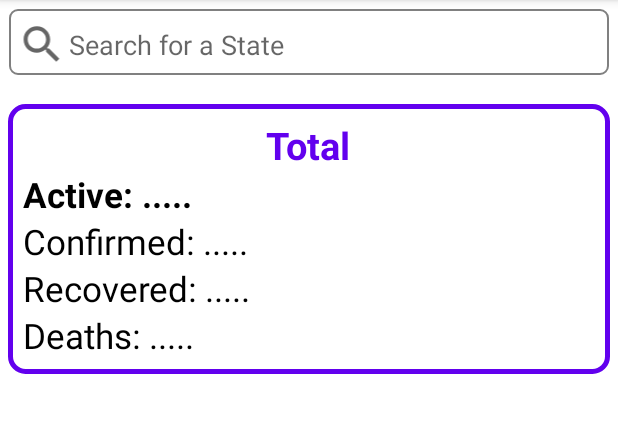
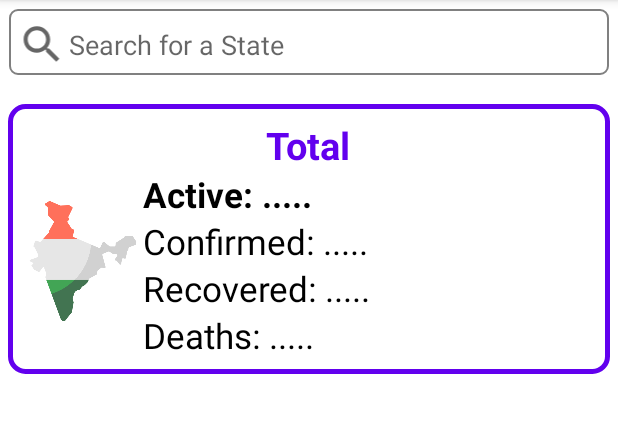
Before and after one commit to epraneeth98/Covid-Cases-Data, an Android app: the screen it shows after launch (MainActivity), on a phone screen of 412 x 824 dp, the part 84-517 px from its top. Run offline under Robolectric (Android 15) with nearby library versions, the phone set to English and light mode, and no system bars; network calls fail; 1 statement that could not run was skipped.

Commit message:
Added code to show India map

```diff
--- a/app/build.gradle
+++ b/app/build.gradle
@@ -112,4 +112,8 @@ dependencies {
     implementation 'com.squareup.okhttp3:logging-interceptor:4.9.1'
     implementation "org.jetbrains.kotlinx:kotlinx-coroutines-android:1.4.3"
 
+    //volley
+    implementation "com.android.volley:volley:1.1.1"
+
+
 }
--- a/app/src/main/java/com/example/covidcasesdata/classes/MainActivity.kt
+++ b/app/src/main/java/com/example/covidcasesdata/classes/MainActivity.kt
@@ -1,5 +1,6 @@
 package com.example.covidcasesdata.classes
 
+import android.R
 import android.annotation.SuppressLint
 import android.content.Intent
 import android.os.Bundle
@@ -12,7 +13,6 @@ import androidx.lifecycle.ViewModelProvider
 import androidx.recyclerview.widget.DividerItemDecoration
 import androidx.recyclerview.widget.LinearLayoutManager
 import androidx.recyclerview.widget.RecyclerView
-import com.example.covidcasesdata.R
 import com.example.covidcasesdata.adapters.IndiaDayWiseAdapter
 import com.example.covidcasesdata.databinding.ActivityMainBinding
 import com.example.covidcasesdata.models.IndiaPerDay
@@ -36,6 +36,7 @@ class MainActivity : AppCompatActivity(), AdapterView.OnItemClickListener {
         binding = ActivityMainBinding.inflate(layoutInflater)
         val view = binding.root
         setContentView(view)
+
 
         AppCompatDelegate.setDefaultNightMode(AppCompatDelegate.MODE_NIGHT_NO);
         init()
--- a/app/src/main/res/layout/activity_main.xml
+++ b/app/src/main/res/layout/activity_main.xml
@@ -59,11 +59,28 @@
                 android:textSize="25sp"
                 android:textStyle="bold" />
 
+            <LinearLayout
+                android:layout_width="match_parent"
+                android:layout_height="wrap_content"
+                android:orientation="horizontal">
+
+                <ImageView
+                    android:id="@+id/india_map"
+                    android:layout_width="80dp"
+                    android:layout_height="80dp"
+                    android:layout_marginTop="20dp"
+                    android:src="@drawable/india_map" />
+
+                <LinearLayout
+                    android:layout_width="wrap_content"
+                    android:layout_height="wrap_content"
+                    android:orientation="vertical">
+
                     <TextView
                         android:id="@+id/tv_total_india_active"
-                android:layout_width="match_parent"
+                        android:layout_width="wrap_content"
                         android:layout_height="wrap_content"
-                android:layout_gravity="center"
+                        android:layout_gravity="left"
                         android:text="Active: ....."
                         android:textColor="@color/black"
                         android:textSize="23sp"
@@ -71,31 +88,32 @@
 
                     <TextView
                         android:id="@+id/tv_total_india_confirmed"
-                android:layout_width="match_parent"
+                        android:layout_width="wrap_content"
                         android:layout_height="wrap_content"
-                android:layout_gravity="center"
+                        android:layout_gravity="left"
                         android:text="Confirmed: ....."
                         android:textColor="@color/black"
                         android:textSize="23sp" />
 
                     <TextView
                         android:id="@+id/tv_total_india_recovered"
-                android:layout_width="match_parent"
+                        android:layout_width="wrap_content"
                         android:layout_height="wrap_content"
-                android:layout_gravity="center"
+                        android:layout_gravity="left"
                         android:text="Recovered: ....."
                         android:textColor="@color/black"
                         android:textSize="23sp" />
 
                     <TextView
                         android:id="@+id/tv_total_india_deceased"
-                android:layout_width="match_parent"
+                        android:layout_width="wrap_content"
                         android:layout_height="wrap_content"
-                android:layout_gravity="center"
+                        android:layout_gravity="left"
                         android:text="Deaths: ....."
                         android:textColor="@color/black"
                         android:textSize="23sp" />
                 </LinearLayout>
-
+            </LinearLayout>
+        </LinearLayout>
     </LinearLayout>
 </ScrollView>
--- a/app/src/main/res/layout/activity_state_data2.xml
+++ b/app/src/main/res/layout/activity_state_data2.xml
@@ -4,6 +4,11 @@
     android:layout_height="match_parent"
     android:orientation="vertical"
     android:padding="10dp">
+
+    <TextView
+        android:id="@+id/csv_data"
+        android:layout_width="wrap_content"
+        android:layout_height="wrap_content" />
 
     <TextView
         android:id="@+id/tv_state_name"
```
Also changed, not shown: app/src/main/java/com/example/covidcasesdata/classes/StateDataActivity.kt (+34 -5 lines), app/src/main/res/drawable/custom_progress_bar.xml (added, +27 -0 lines), app/src/main/res/drawable-v24/india_map.png (added). Lines whose indentation alone changed are shown as unchanged.
